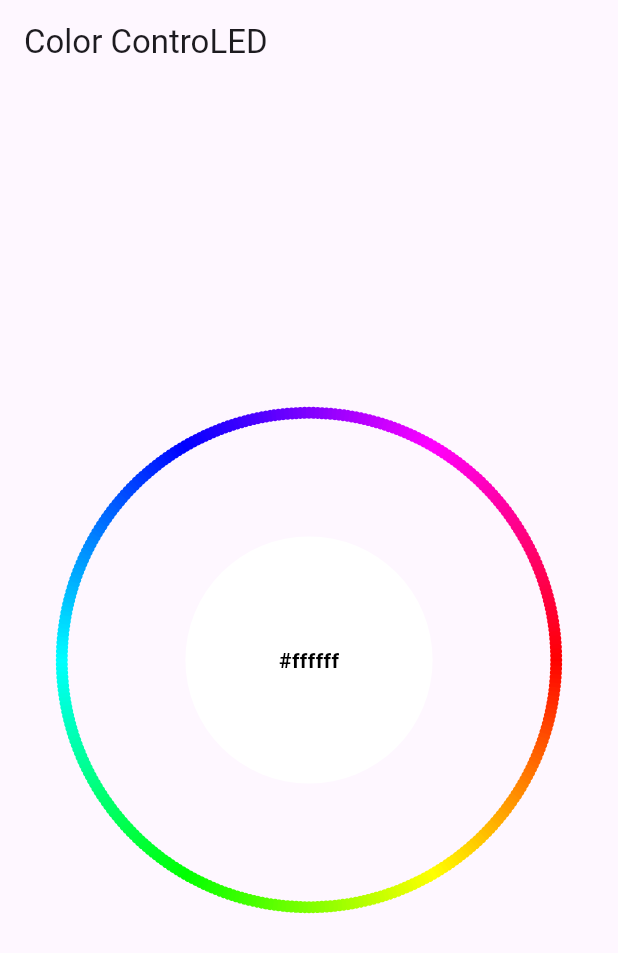
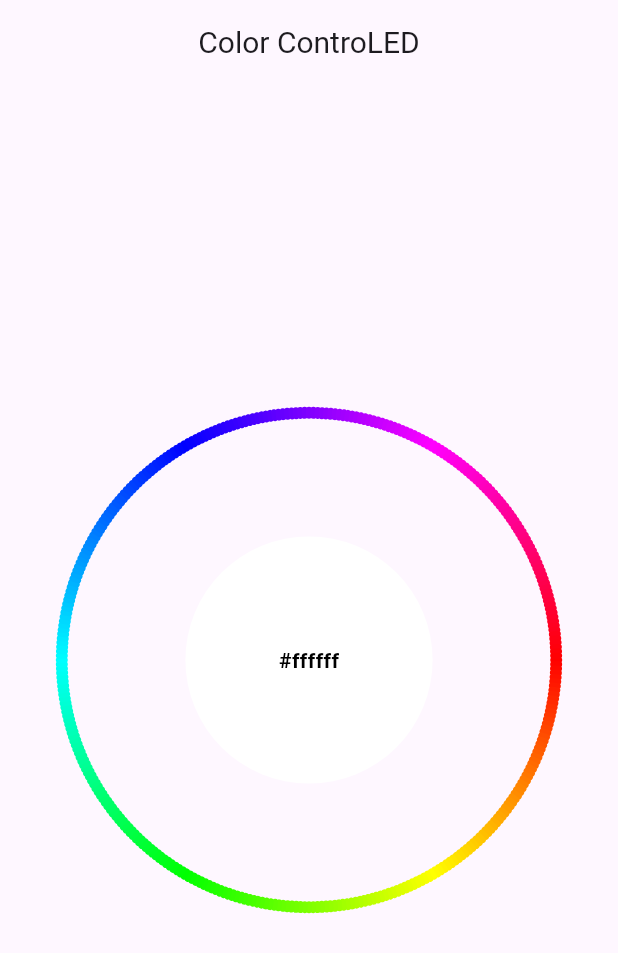
Before and after one commit to ChrisAlegria/Color-ControLED, a Flutter app: the screen it shows after launch, on a phone screen of 412 x 824 dp. Shown: the top 953 px of the screen. Run offline on Flutter 3.47's test engine with Material 3 defaults, Android fonts, the phone set to English and light mode, and no system bars.

Commit message:
Update: Title Text

```diff
--- a/lib/main.dart
+++ b/lib/main.dart
@@ -27,7 +27,11 @@ class _ColorPickerPageState extends State<ColorPickerPage> {
   Widget build(BuildContext context) {
     return Scaffold(
       appBar: AppBar(
-        title: Text('Color ControLED'),
+        title: Text(
+          'Color ControLED',
+          style: TextStyle(fontSize: 20),
+        ),
+        centerTitle: true, // Centrar el título
       ),
       body: Center(
         child: ColorWheel(
```
